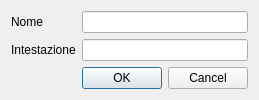
Above: src/destinazionestampadlg.ui from mtonin/gestcassa before the change. Below: the same form after it.
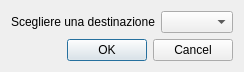
That is the form after the change.

Commit message: - migliorata selezione reparto di destinazione stampa

```diff
--- a/src/destinazionestampadlg.ui
+++ b/src/destinazionestampadlg.ui
@@ -6,8 +6,8 @@
    <rect>
     <x>0</x>
     <y>0</y>
-    <width>240</width>
-    <height>93</height>
+    <width>222</width>
+    <height>69</height>
    </rect>
   </property>
   <property name="windowTitle">
@@ -16,28 +16,22 @@
   <property name="modal">
    <bool>true</bool>
   </property>
-  <layout class="QFormLayout" name="formLayout">
-   <item row="0" column="0">
+  <layout class="QVBoxLayout" name="verticalLayout">
+   <item>
+    <layout class="QHBoxLayout" name="horizontalLayout">
+     <item>
     <widget class="QLabel" name="label">
      <property name="text">
-      <string>Nome</string>
+        <string>Scegliere una destinazione</string>
      </property>
     </widget>
    </item>
-   <item row="0" column="1">
-    <widget class="QLineEdit" name="repartoTxt"/>
-   </item>
-   <item row="1" column="0">
-    <widget class="QLabel" name="label_2">
-     <property name="text">
-      <string>Intestazione</string>
-     </property>
-    </widget>
+     <item>
+      <widget class="QComboBox" name="box"/>
+     </item>
+    </layout>
    </item>
-   <item row="1" column="1">
-    <widget class="QLineEdit" name="intestazioneTxt"/>
-   </item>
-   <item row="2" column="1">
+   <item>
     <widget class="QDialogButtonBox" name="buttonBox">
      <property name="standardButtons">
       <set>QDialogButtonBox::Cancel|QDialogButtonBox::Ok</set>
```
Lines whose indentation alone changed are shown as unchanged. The commit also changes 7 other files.
